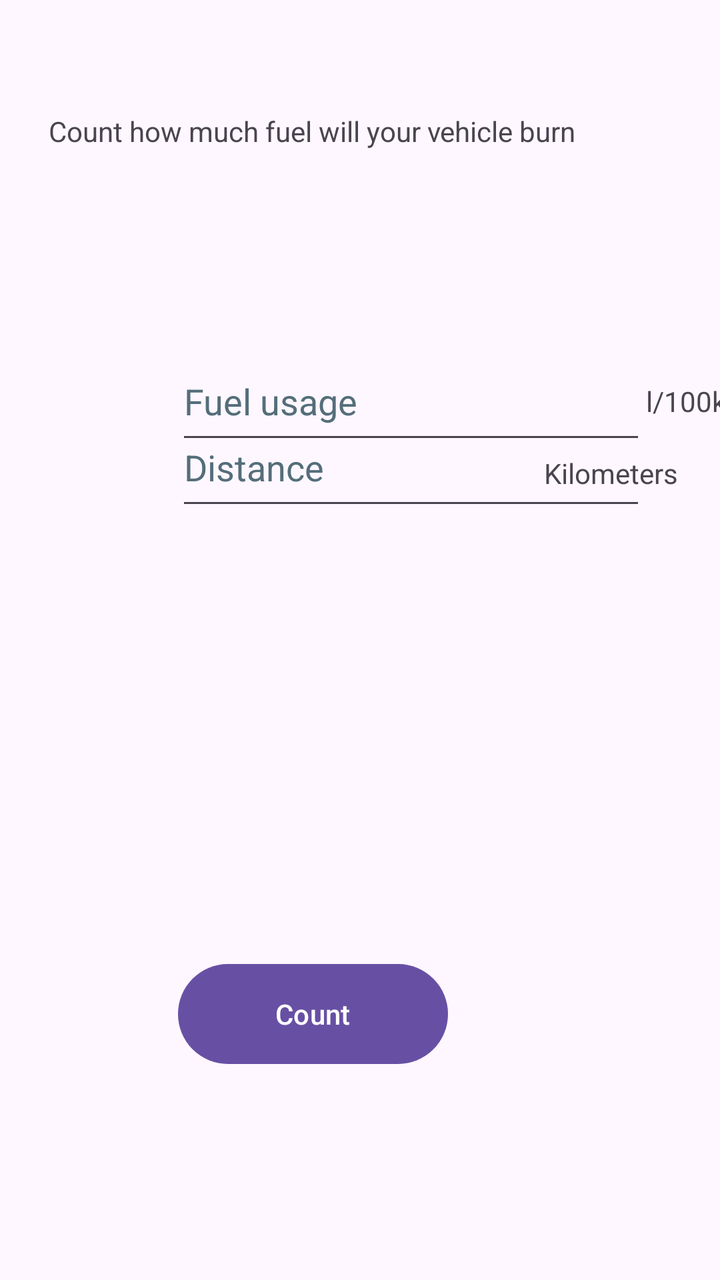
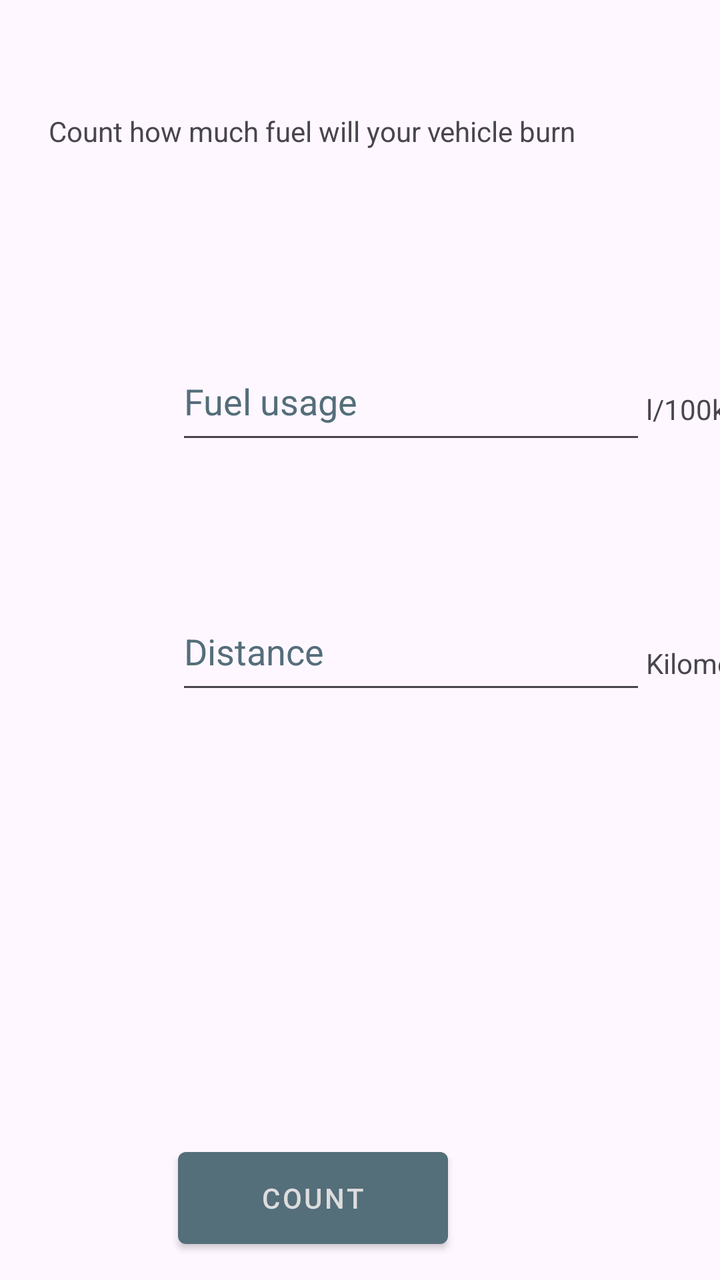

The first picture is an Android layout as it rendered before a commit; the second is the same layout after the commit. The layout source and the unified diff follow.
<!-- AndroidManifest.xml: application theme Theme.AnApp -->
<!-- res/layout/activity_main.xml -->
<?xml version="1.0" encoding="utf-8"?>
<androidx.constraintlayout.widget.ConstraintLayout xmlns:android="http://schemas.android.com/apk/res/android"
    xmlns:app="http://schemas.android.com/apk/res-auto"
    xmlns:tools="http://schemas.android.com/tools"
    android:layout_width="match_parent"
    android:layout_height="match_parent"
    tools:context=".MainActivity">

    <TextView
        android:id="@+id/error1"
        android:layout_width="235dp"
        android:layout_height="26dp"
        android:layout_marginStart="88dp"
        android:layout_marginLeft="88dp"
        android:text="@string/error"
        style="@style/warning_text"
        app:layout_constraintStart_toStartOf="parent"
        app:layout_constraintTop_toBottomOf="@+id/editTextNumber2"
        tools:visibility="visible" />

    <TextView
        android:id="@+id/textView2"
        android:layout_width="wrap_content"
        android:layout_height="wrap_content"
        android:layout_marginTop="56dp"
        android:layout_marginEnd="72dp"
        android:layout_marginRight="72dp"
        android:text="@string/top_text"
        app:layout_constraintEnd_toEndOf="parent"
        app:layout_constraintTop_toTopOf="parent" />

    <EditText
        android:id="@+id/editTextNumber1"
        android:layout_width="235dp"
        android:layout_height="56dp"
        android:layout_marginStart="88dp"
        android:layout_marginLeft="88dp"
        android:layout_marginTop="96dp"
        android:ems="10"
        android:hint="@string/first_number"
        android:inputType="numberDecimal"
        style="@style/form_text_edit"
        app:layout_constraintStart_toStartOf="parent"
        app:layout_constraintTop_toBottomOf="@+id/textView2"
        android:importantForAutofill="no" />

    <Button
        android:id="@+id/button2"
        android:layout_width="135dp"
        android:layout_height="58dp"
        android:layout_marginEnd="136dp"
        android:layout_marginRight="136dp"
        android:layout_marginBottom="104dp"
        android:onClick="button1Clicked"
        android:text="@string/submit"
        app:layout_constraintBottom_toBottomOf="parent"
        app:layout_constraintEnd_toEndOf="parent" />

    <TextView
        android:id="@+id/textView"
        android:layout_width="168dp"
        android:layout_height="34dp"
        android:layout_marginTop="96dp"
        android:layout_marginEnd="120dp"
        android:layout_marginRight="120dp"
        android:gravity="center"
        android:text="@string/result"
        android:visibility="gone"
        app:layout_constraintEnd_toEndOf="parent"
        app:layout_constraintTop_toBottomOf="@+id/editTextNumber2"
        tools:visibility="visible" />

    <EditText
        android:id="@+id/editTextNumber2"
        android:layout_width="235dp"
        android:layout_height="56dp"
        android:layout_marginStart="88dp"
        android:layout_marginLeft="88dp"
        android:layout_marginBottom="218dp"
        android:ems="10"
        android:hint="@string/second_number"
        android:importantForAutofill="no"
        android:inputType="numberDecimal"
        style="@style/form_text_edit"
        app:layout_constraintBottom_toTopOf="@+id/button2"
        app:layout_constraintStart_toStartOf="parent" />

    <TextView
        android:id="@+id/liters"
        android:layout_width="60dp"
        android:layout_height="36dp"
        android:layout_marginTop="116dp"
        android:text="@string/liters"
        app:layout_constraintStart_toEndOf="@+id/editTextNumber1"
        app:layout_constraintTop_toBottomOf="@+id/textView2" />

    <TextView
        android:id="@+id/kilometers"
        android:layout_width="83dp"
        android:layout_height="34dp"
        android:layout_marginEnd="5dp"
        android:layout_marginRight="5dp"
        android:layout_marginBottom="379dp"
        android:text="@string/kilometers"
        app:layout_constraintBottom_toBottomOf="parent"
        app:layout_constraintEnd_toEndOf="parent" />

    <TextView
        android:id="@+id/error2"
        style="@style/warning_text"
        android:layout_width="235dp"
        android:layout_height="26dp"
        android:layout_marginStart="88dp"
        android:layout_marginLeft="88dp"
        android:text="@string/error"
        app:layout_constraintStart_toStartOf="parent"
        app:layout_constraintTop_toBottomOf="@+id/editTextNumber1"
        tools:visibility="visible" />

</androidx.constraintlayout.widget.ConstraintLayout>
<!-- resources referenced by this layout -->
<resources>
  <string name="error">Please fulfill this area.</string>
  <string name="first_number">Fuel usage</string>
  <string name="kilometers">Kilometers</string>
  <string name="liters" translatable="false">l/100km</string>
  <string name="result">liters</string>
  <string name="second_number">Distance</string>
  <string name="submit">Count</string>
  <string name="top_text">Count how much fuel will your vehicle burn</string>
  <style name="form_text_edit">
          <item name="android:textColorHint">#546E7A</item>
      </style>
  <style name="warning_text">
          <item name="android:textColor">#DD2C00</item>
          <item name="android:visibility">invisible</item>
          <item name="android:gravity">center</item>
      </style>
  <style name="Theme.AnApp" parent="Base.Theme.AnApp" />
  <style name="Base.Theme.AnApp" parent="Theme.Material3.DayNight.NoActionBar">
          
          
      </style>
</resources>

<!-- the commit's change to res/layout/activity_main.xml (unified diff, before → after) -->
@@ -25,12 +25,14 @@
         android:layout_marginTop="56dp"
         android:layout_marginEnd="72dp"
         android:layout_marginRight="72dp"
+        android:gravity="center"
         android:text="@string/top_text"
         app:layout_constraintEnd_toEndOf="parent"
         app:layout_constraintTop_toTopOf="parent" />
 
     <EditText
         android:id="@+id/editTextNumber1"
+        style="@style/form_text_edit"
         android:layout_width="235dp"
         android:layout_height="56dp"
         android:layout_marginStart="88dp"
@@ -38,23 +40,23 @@
         android:layout_marginTop="96dp"
         android:ems="10"
         android:hint="@string/first_number"
+        android:importantForAutofill="no"
         android:inputType="numberDecimal"
-        style="@style/form_text_edit"
         app:layout_constraintStart_toStartOf="parent"
-        app:layout_constraintTop_toBottomOf="@+id/textView2"
-        android:importantForAutofill="no" />
+        app:layout_constraintTop_toBottomOf="@+id/textView2" />
 
     <Button
         android:id="@+id/button2"
         android:layout_width="135dp"
         android:layout_height="58dp"
+        android:layout_marginTop="88dp"
         android:layout_marginEnd="136dp"
         android:layout_marginRight="136dp"
-        android:layout_marginBottom="104dp"
         android:onClick="button1Clicked"
         android:text="@string/submit"
-        app:layout_constraintBottom_toBottomOf="parent"
-        app:layout_constraintEnd_toEndOf="parent" />
+        style="@style/submit_button"
+        app:layout_constraintEnd_toEndOf="parent"
+        app:layout_constraintTop_toBottomOf="@+id/textView" />
 
     <TextView
         android:id="@+id/textView"
@@ -65,45 +67,43 @@
         android:layout_marginRight="120dp"
         android:gravity="center"
         android:text="@string/result"
-        android:visibility="gone"
+        android:visibility="invisible"
         app:layout_constraintEnd_toEndOf="parent"
         app:layout_constraintTop_toBottomOf="@+id/editTextNumber2"
         tools:visibility="visible" />
 
     <EditText
         android:id="@+id/editTextNumber2"
+        style="@style/form_text_edit"
         android:layout_width="235dp"
         android:layout_height="56dp"
         android:layout_marginStart="88dp"
         android:layout_marginLeft="88dp"
-        android:layout_marginBottom="218dp"
+        android:layout_marginTop="43dp"
         android:ems="10"
         android:hint="@string/second_number"
         android:importantForAutofill="no"
         android:inputType="numberDecimal"
-        style="@style/form_text_edit"
-        app:layout_constraintBottom_toTopOf="@+id/button2"
-        app:layout_constraintStart_toStartOf="parent" />
+        app:layout_constraintStart_toStartOf="parent"
+        app:layout_constraintTop_toBottomOf="@+id/error2" />
 
     <TextView
         android:id="@+id/liters"
-        android:layout_width="60dp"
-        android:layout_height="36dp"
-        android:layout_marginTop="116dp"
+        android:layout_width="wrap_content"
+        android:layout_height="wrap_content"
+        android:layout_marginTop="120dp"
         android:text="@string/liters"
         app:layout_constraintStart_toEndOf="@+id/editTextNumber1"
         app:layout_constraintTop_toBottomOf="@+id/textView2" />
 
     <TextView
         android:id="@+id/kilometers"
-        android:layout_width="83dp"
-        android:layout_height="34dp"
-        android:layout_marginEnd="5dp"
-        android:layout_marginRight="5dp"
-        android:layout_marginBottom="379dp"
+        android:layout_width="wrap_content"
+        android:layout_height="wrap_content"
+        android:layout_marginTop="108dp"
         android:text="@string/kilometers"
-        app:layout_constraintBottom_toBottomOf="parent"
-        app:layout_constraintEnd_toEndOf="parent" />
+        app:layout_constraintStart_toEndOf="@+id/editTextNumber2"
+        app:layout_constraintTop_toBottomOf="@+id/liters" />
 
     <TextView
         android:id="@+id/error2"
<!-- resource entries referenced after the edit -->
@@ -9,14 +9,21 @@
   <string name="submit">Count</string>
   <string name="top_text">Count how much fuel will your vehicle burn</string>
   <style name="form_text_edit">
-          <item name="android:textColorHint">#546E7A</item>
+          <item name="android:textColorHint">@color/light_black</item>
+      </style>
+  <style name="submit_button" parent="Widget.MaterialComponents.Button">
+          <item name="android:textColor">@color/light_white</item>
+          <item name="backgroundTint">@color/light_black</item>
       </style>
   <style name="warning_text">
-          <item name="android:textColor">#DD2C00</item>
+          <item name="android:textColor">@color/light_red</item>
           <item name="android:visibility">invisible</item>
           <item name="android:gravity">center</item>
       </style>
   <style name="Theme.AnApp" parent="Base.Theme.AnApp" />
+  <color name="light_black">#546E7A</color>
+  <color name="light_white">#DDDDDD</color>
+  <color name="light_red">#DD2C00</color>
   <style name="Base.Theme.AnApp" parent="Theme.Material3.DayNight.NoActionBar">
           
           
